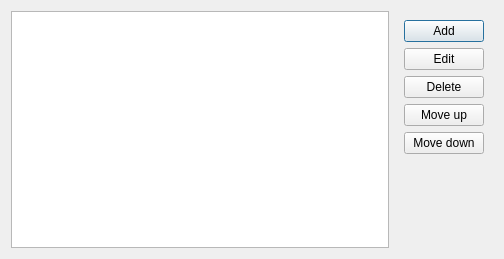
Above: XYZHubConnector/gui/ui/token_dialog.ui from heremaps/xyz-qgis-plugin before the change. Below: the same form after it.
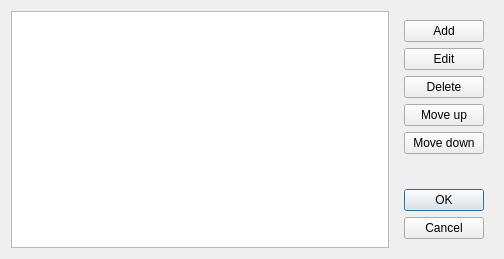
That is the form after the change.

Commit message: only persist changes to token after press ok

```diff
--- a/XYZHubConnector/gui/ui/token_dialog.ui
+++ b/XYZHubConnector/gui/ui/token_dialog.ui
@@ -68,6 +68,16 @@
         </property>
        </spacer>
       </item>
+      <item>
+        <widget class="QDialogButtonBox" name="buttonBox">
+          <property name="orientation">
+            <enum>Qt::Vertical</enum>
+          </property>
+          <property name="standardButtons">
+            <set>QDialogButtonBox::Cancel|QDialogButtonBox::Ok</set>
+          </property>
+        </widget>
+      </item>
      </layout>
     </widget>
    </item>
```
Left out of the diff: 15 changed lines with no effect on the pictures. The commit also changes 2 other files.
